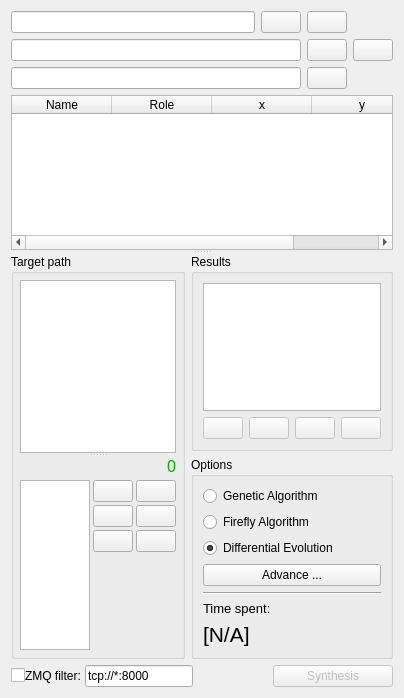
The window that core/synthesis/DimensionalSynthesis/Algorithm.ui (KmolYuan/Pyslvs-UI) describes before a commit, drawn with Qt 5.
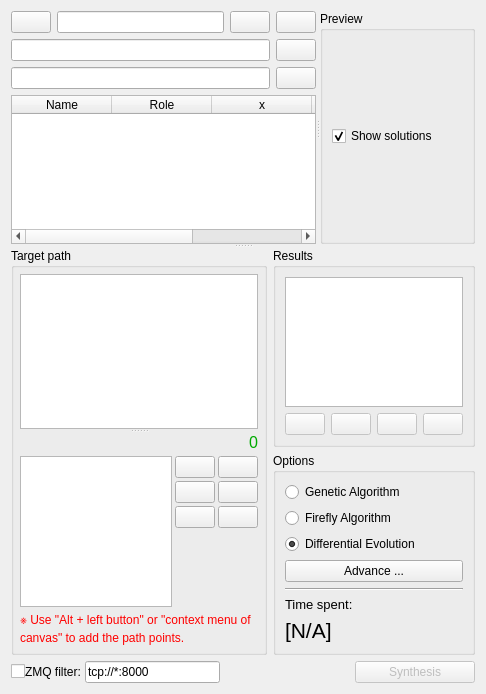
The same window after the commit. Icons and pictures are not drawn.

Commit message: Dimensional synthesis preview canvas and UI improvements.

Diff of the .ui file:
```diff
--- a/core/synthesis/DimensionalSynthesis/Algorithm.ui
+++ b/core/synthesis/DimensionalSynthesis/Algorithm.ui
@@ -6,28 +6,39 @@
    <rect>
     <x>0</x>
     <y>0</y>
-    <width>403</width>
-    <height>698</height>
+    <width>486</width>
+    <height>694</height>
    </rect>
   </property>
   <property name="windowIcon">
    <iconset resource="../../../icons.qrc">
     <normaloff>:/icons/DimensionalSynthesis.png</normaloff>:/icons/DimensionalSynthesis.png</iconset>
   </property>
-  <layout class="QVBoxLayout" name="verticalLayout_9">
-   <item>
-    <widget class="QSplitter" name="splitter_2">
-     <property name="orientation">
-      <enum>Qt::Vertical</enum>
-     </property>
-     <widget class="QWidget" name="verticalLayoutWidget">
       <layout class="QVBoxLayout" name="verticalLayout_8">
        <item>
-        <layout class="QHBoxLayout" name="horizontalLayout_3">
-         <item>
+    <widget class="QSplitter" name="splitter_3">
+     <property name="orientation">
+      <enum>Qt::Vertical</enum>
+     </property>
+     <widget class="QSplitter" name="up_splitter">
+      <property name="orientation">
+       <enum>Qt::Horizontal</enum>
+      </property>
+      <widget class="QWidget" name="layoutWidget">
           <layout class="QVBoxLayout" name="verticalLayout_6">
            <item>
             <layout class="QHBoxLayout" name="horizontalLayout_7">
+          <item>
+           <widget class="QPushButton" name="load_profile">
+            <property name="statusTip">
+             <string>Load profile from triangular iteration database.</string>
+            </property>
+            <property name="icon">
+             <iconset resource="../../../icons.qrc">
+              <normaloff>:/icons/collections.png</normaloff>:/icons/collections.png</iconset>
+            </property>
+           </widget>
+          </item>
              <item>
               <widget class="QLineEdit" name="profile_name">
                <property name="readOnly">
@@ -97,27 +108,6 @@
              </item>
             </layout>
            </item>
-          </layout>
-         </item>
-         <item>
-          <widget class="QPushButton" name="load_profile">
-           <property name="statusTip">
-            <string>Load profile from triangular iteration database.</string>
-           </property>
-           <property name="icon">
-            <iconset resource="../../../icons.qrc">
-             <normaloff>:/icons/collections.png</normaloff>:/icons/collections.png</iconset>
-           </property>
-           <property name="iconSize">
-            <size>
-             <width>100</width>
-             <height>100</height>
-            </size>
-           </property>
-          </widget>
-         </item>
-        </layout>
-       </item>
        <item>
         <widget class="QTableWidget" name="ground_joints">
          <property name="statusTip">
@@ -158,6 +148,24 @@
        </item>
       </layout>
      </widget>
+      <widget class="QGroupBox" name="preview_box">
+       <property name="title">
+        <string>Preview</string>
+       </property>
+       <layout class="QVBoxLayout" name="preview_layout">
+        <item>
+         <widget class="QCheckBox" name="show_solutions">
+          <property name="text">
+           <string>Show solutions</string>
+          </property>
+          <property name="checked">
+           <bool>true</bool>
+          </property>
+         </widget>
+        </item>
+       </layout>
+      </widget>
+     </widget>
      <widget class="QWidget" name="layoutWidget">
       <layout class="QHBoxLayout" name="horizontalLayout">
        <item>
@@ -366,6 +374,16 @@
             </widget>
            </widget>
           </item>
+          <item>
+           <widget class="QLabel" name="label_2">
+            <property name="text">
+             <string>&lt;html&gt;&lt;head/&gt;&lt;body&gt;&lt;p&gt;&lt;span style=&quot; color:#ff0000;&quot;&gt;※ Use &amp;quot;Alt + left button&amp;quot; or &amp;quot;context menu of canvas&amp;quot; to add the path points.&lt;/span&gt;&lt;/p&gt;&lt;/body&gt;&lt;/html&gt;</string>
+            </property>
+            <property name="wordWrap">
+             <bool>true</bool>
+            </property>
+           </widget>
+          </item>
          </layout>
         </widget>
        </item>
```
Left out of the diff: 3 changed lines with no effect on the pictures. Lines whose indentation alone changed are shown as unchanged. The commit also changes 31 other files.
